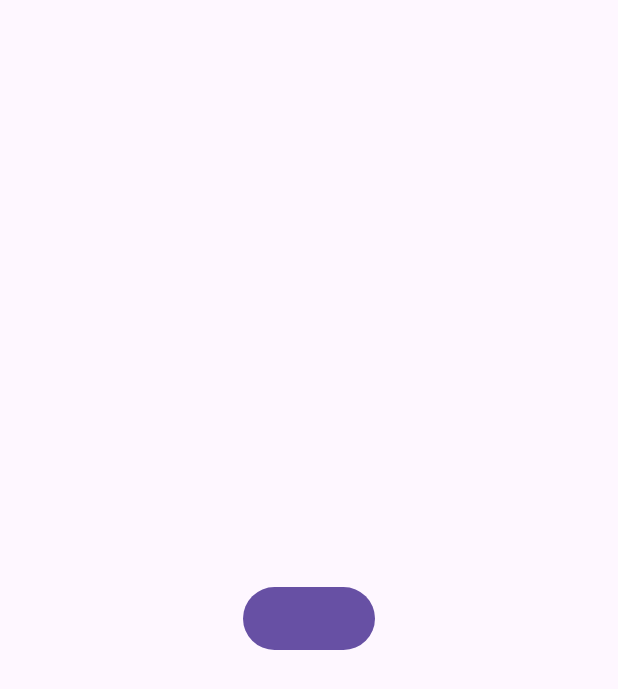
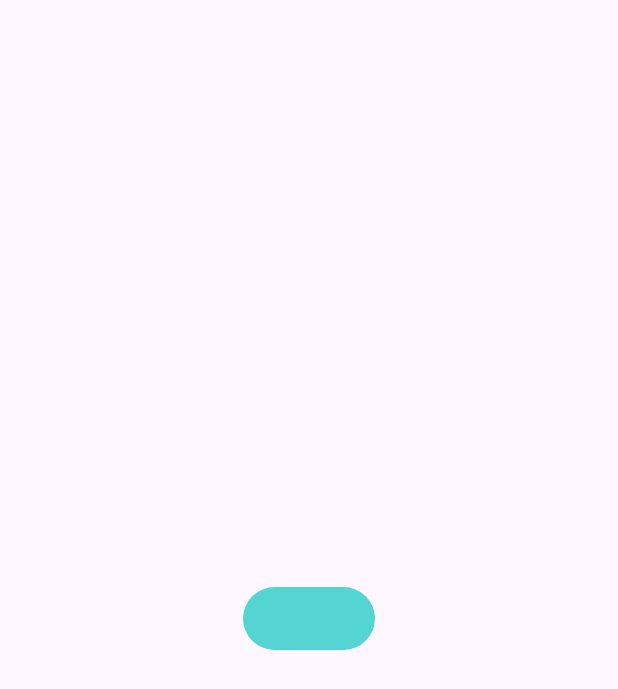
Before and after one commit to Kusitms-Hackathon-C/kusitms-hackathon-c, an Android app: the LoginActivity screen opened directly, with no data from a screen before it, on a phone screen of 412 x 824 dp. Shown: the top 689 px of the screen. Run offline under Robolectric (Android 15) with nearby library versions, the phone set to English and light mode, and no system bars; libraries missing offline, so code that uses them is left out: com.navercorp.nid; plain views replace NidOAuthLoginButton.

Commit message:
[chore] : colorPrimary 설정

```diff
--- a/app/src/main/res/values/themes.xml
+++ b/app/src/main/res/values/themes.xml
@@ -2,7 +2,7 @@
     <!-- Base application theme. -->
     <style name="Base.Theme.Kusitms_hackathon_c" parent="Theme.Material3.DayNight.NoActionBar">
         <!-- Customize your light theme here. -->
-        <!-- <item name="colorPrimary">@color/my_light_primary</item> -->
+         <item name="colorPrimary">@color/main1</item>
     </style>
 
     <style name="Theme.Kusitms_hackathon_c" parent="Base.Theme.Kusitms_hackathon_c" />
```
